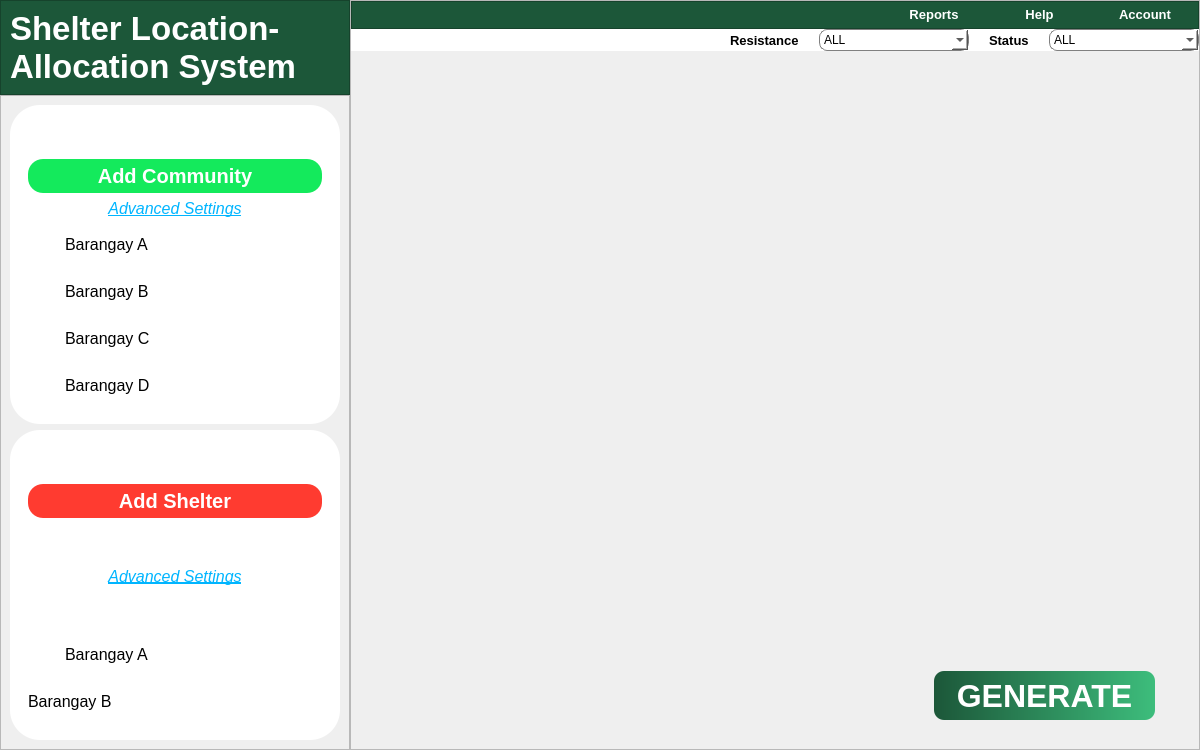
Above: FE/dashboard.ui from Lucianono/ShelterAlloc_Thesis before the change. Below: the same form after it.
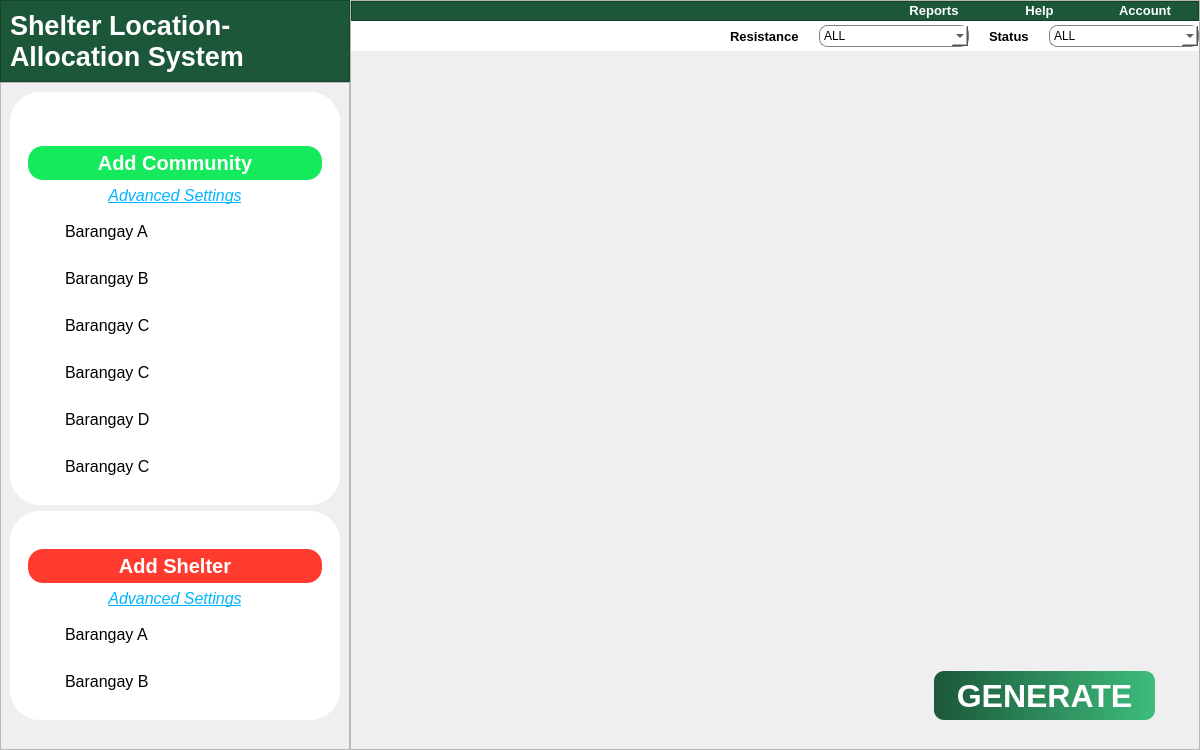
That is the form after the change. Icons and pictures are not drawn.

```diff
--- a/FE/dashboard.ui
+++ b/FE/dashboard.ui
@@ -103,7 +103,7 @@
            <widget class="QLabel" name="label">
             <property name="font">
              <font>
-              <pointsize>25</pointsize>
+              <pointsize>20</pointsize>
               <weight>75</weight>
               <bold>true</bold>
              </font>
@@ -132,12 +132,12 @@
            <rect>
             <x>0</x>
             <y>0</y>
-            <width>348</width>
-            <height>648</height>
+            <width>331</width>
+            <height>704</height>
            </rect>
           </property>
           <layout class="QVBoxLayout" name="verticalLayout_7">
-           <item>
+           <item alignment="Qt::AlignTop">
             <widget class="QFrame" name="frame_2">
              <property name="styleSheet">
               <string notr="true">QFrame {
@@ -155,6 +155,9 @@
              <layout class="QVBoxLayout" name="verticalLayout">
               <item>
                <widget class="QPushButton" name="pushButton_10">
+                <property name="enabled">
+                 <bool>true</bool>
+                </property>
                 <property name="minimumSize">
                  <size>
                   <width>0</width>
@@ -190,10 +193,19 @@
                 <property name="checkable">
                  <bool>true</bool>
                 </property>
+                <property name="checked">
+                 <bool>false</bool>
+                </property>
+                <property name="default">
+                 <bool>false</bool>
+                </property>
                </widget>
               </item>
               <item>
                <widget class="QFrame" name="frame_5">
+                <property name="enabled">
+                 <bool>true</bool>
+                </property>
                 <property name="frameShape">
                  <enum>QFrame::StyledPanel</enum>
                 </property>
@@ -510,6 +522,88 @@
                      </item>
                     </layout>
                    </item>
+                   <item>
+                    <layout class="QHBoxLayout" name="horizontalLayout_20">
+                     <item>
+                      <layout class="QHBoxLayout" name="horizontalLayout_21">
+                       <item>
+                        <widget class="QLabel" name="label_25">
+                         <property name="minimumSize">
+                          <size>
+                           <width>31</width>
+                           <height>31</height>
+                          </size>
+                         </property>
+                         <property name="maximumSize">
+                          <size>
+                           <width>31</width>
+                           <height>31</height>
+                          </size>
+                         </property>
+                         <property name="text">
+                          <string/>
+                         </property>
+                         <property name="pixmap">
+                          <pixmap resource="resources.qrc">:/ICONS/2190994_direction_gps_green_location_map_icon.png</pixmap>
+                         </property>
+                         <property name="scaledContents">
+                          <bool>true</bool>
+                         </property>
+                        </widget>
+                       </item>
+                       <item>
+                        <widget class="QLabel" name="label_12">
+                         <property name="font">
+                          <font>
+                           <pointsize>12</pointsize>
+                           <weight>50</weight>
+                           <bold>false</bold>
+                          </font>
+                         </property>
+                         <property name="text">
+                          <string>Barangay C</string>
+                         </property>
+                        </widget>
+                       </item>
+                      </layout>
+                     </item>
+                     <item>
+                      <widget class="QPushButton" name="pushButton_12">
+                       <property name="minimumSize">
+                        <size>
+                         <width>41</width>
+                         <height>41</height>
+                        </size>
+                       </property>
+                       <property name="maximumSize">
+                        <size>
+                         <width>41</width>
+                         <height>41</height>
+                        </size>
+                       </property>
+                       <property name="styleSheet">
+                        <string notr="true">QPushButton{
+	background-color: none;
+	border: none;
+}</string>
+                       </property>
+                       <property name="text">
+                        <string/>
+                       </property>
+                       <property name="icon">
+                        <iconset resource="resources.qrc">
+                         <normaloff>:/ICONS/9021999_duotone_right_arrow.png</normaloff>:/ICONS/9021999_duotone_right_arrow.png</iconset>
+                       </property>
+                       <property name="iconSize">
+                        <size>
+                         <width>41</width>
+                         <height>41</height>
+                        </size>
+                       </property>
+                      </widget>
+                     </item>
+                    </layout>
+                   </item>
                    <item>
                     <layout class="QHBoxLayout" name="horizontalLayout_12">
                      <item>
@@ -592,6 +686,88 @@
                      </item>
                     </layout>
                    </item>
+                   <item>
+                    <layout class="QHBoxLayout" name="horizontalLayout_22">
+                     <item>
+                      <layout class="QHBoxLayout" name="horizontalLayout_23">
+                       <item>
+                        <widget class="QLabel" name="label_26">
+                         <property name="minimumSize">
+                          <size>
+                           <width>31</width>
+                           <height>31</height>
+                          </size>
+                         </property>
+                         <property name="maximumSize">
+                          <size>
+                           <width>31</width>
+                           <height>31</height>
+                          </size>
+                         </property>
+                         <property name="text">
+                          <string/>
+                         </property>
+                         <property name="pixmap">
+                          <pixmap resource="resources.qrc">:/ICONS/2190994_direction_gps_green_location_map_icon.png</pixmap>
+                         </property>
+                         <property name="scaledContents">
+                          <bool>true</bool>
+                         </property>
+                        </widget>
+                       </item>
+                       <item>
+                        <widget class="QLabel" name="label_13">
+                         <property name="font">
+                          <font>
+                           <pointsize>12</pointsize>
+                           <weight>50</weight>
+                           <bold>false</bold>
+                          </font>
+                         </property>
+                         <property name="text">
+                          <string>Barangay C</string>
+                         </property>
+                        </widget>
+                       </item>
+                      </layout>
+                     </item>
+                     <item>
+                      <widget class="QPushButton" name="pushButton_13">
+                       <property name="minimumSize">
+                        <size>
+                         <width>41</width>
+                         <height>41</height>
+                        </size>
+                       </property>
+                       <property name="maximumSize">
+                        <size>
+                         <width>41</width>
+                         <height>41</height>
+                        </size>
+                       </property>
+                       <property name="styleSheet">
+                        <string notr="true">QPushButton{
+	background-color: none;
+	border: none;
+}</string>
+                       </property>
+                       <property name="text">
+                        <string/>
+                       </property>
+                       <property name="icon">
+                        <iconset resource="resources.qrc">
+                         <normaloff>:/ICONS/9021999_duotone_right_arrow.png</normaloff>:/ICONS/9021999_duotone_right_arrow.png</iconset>
+                       </property>
+                       <property name="iconSize">
+                        <size>
+                         <width>41</width>
+                         <height>41</height>
+                        </size>
+                       </property>
+                      </widget>
+                     </item>
+                    </layout>
+                   </item>
                   </layout>
                  </item>
                 </layout>
@@ -600,7 +776,7 @@
              </layout>
             </widget>
            </item>
-           <item>
+           <item alignment="Qt::AlignTop">
             <widget class="QFrame" name="frame_3">
              <property name="styleSheet">
               <string notr="true">QFrame {
@@ -797,6 +973,31 @@
                    </item>
                    <item>
                     <layout class="QHBoxLayout" name="horizontalLayout_16">
+                     <item>
+                      <widget class="QLabel" name="label_17">
+                       <property name="minimumSize">
+                        <size>
+                         <width>31</width>
+                         <height>31</height>
+                        </size>
+                       </property>
+                       <property name="maximumSize">
+                        <size>
+                         <width>31</width>
+                         <height>31</height>
+                        </size>
+                       </property>
+                       <property name="text">
+                        <string/>
+                       </property>
+                       <property name="pixmap">
+                        <pixmap resource="resources.qrc">:/ICONS/1891013_direction_gps_location_map_marker_icon.png</pixmap>
+                       </property>
+                       <property name="scaledContents">
+                        <bool>true</bool>
+                       </property>
+                      </widget>
+                     </item>
                      <item>
                       <layout class="QHBoxLayout" name="horizontalLayout_15">
                        <item>
@@ -811,31 +1012,6 @@
                          </property>
                         </widget>
                        </item>
-                       <item>
-                        <widget class="QLabel" name="label_17">
-                         <property name="minimumSize">
-                          <size>
-                           <width>31</width>
-                           <height>31</height>
-                          </size>
-                         </property>
-                         <property name="maximumSize">
-                          <size>
-                           <width>31</width>
-                           <height>31</height>
-                          </size>
-                         </property>
-                         <property name="text">
-                          <string/>
-                         </property>
-                         <property name="pixmap">
-                          <pixmap resource="resources.qrc">:/ICONS/1891013_direction_gps_location_map_marker_icon.png</pixmap>
-                         </property>
-                         <property name="scaledContents">
-                          <bool>true</bool>
-                         </property>
-                        </widget>
-                       </item>
                       </layout>
                      </item>
                      <item>
@@ -1058,6 +1234,12 @@
             </property>
             <item>
              <widget class="QLabel" name="label_11">
+              <property name="minimumSize">
+               <size>
+                <width>0</width>
+                <height>30</height>
+               </size>
+              </property>
               <property name="text">
                <string/>
               </property>
@@ -1192,7 +1374,7 @@
          <widget class="QWidget" name="MapWidget" native="true">
           <property name="geometry">
            <rect>
-            <x>0</x>
+            <x>-10</x>
             <y>-10</y>
             <width>848</width>
             <height>711</height>
```
Left out of the diff: 40 changed lines with no effect on the pictures.
